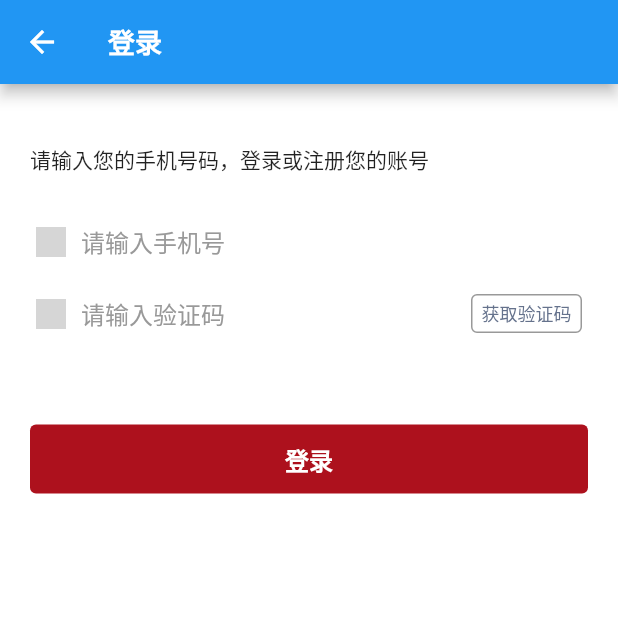
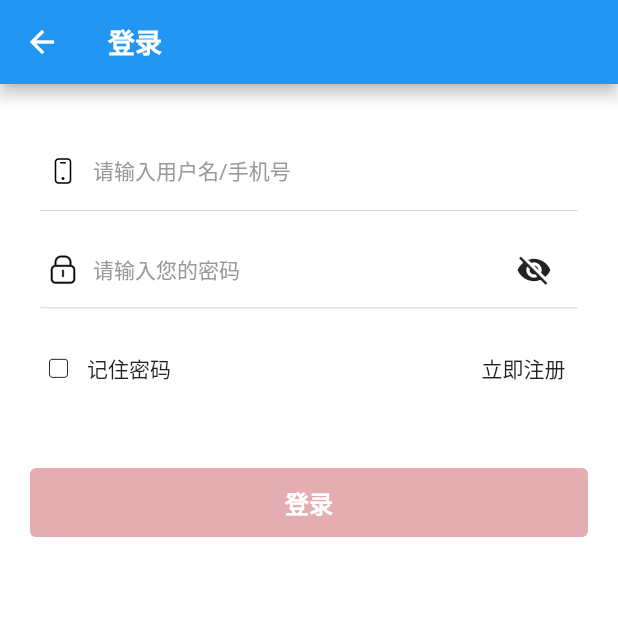
Before and after one commit to aichiko0225/dftc_acquisition, a Flutter app: the LoginPage screen opened by its route, on a phone screen of 412 x 824 dp, the top half of it. Run offline on Flutter 3.47's test engine with Material 2 defaults, Android fonts, the phone set to English and light mode, and no system bars; drawn by our look-alikes of flutter_easyloading; our stand-ins replace cookie_jar, dio, dio_cookie_manager, get, image_picker, logger and 4 more; missing offline and left inert: bruno, dart:ffi, dio_cache_interceptor; accounts and stored records are empty; grey boxes are pictures that could not be loaded.

Commit message:
登录页面

```diff
--- a/lib/components/image_picker/video_picker_view.dart
+++ b/lib/components/image_picker/video_picker_view.dart
@@ -8,6 +8,7 @@ import './media_file.dart';
 
 // 添加图片或者视频的视图
 class VideoPickerView extends StatefulWidget {
+
   VideoPickerController controller;
   // 暂时图片或者视频时，不显示添加按钮
   bool showAddMoreButton;
--- a/lib/main.dart
+++ b/lib/main.dart
@@ -43,7 +43,7 @@ class SsiApp extends StatelessWidget {
     return GetMaterialApp(
         debugShowCheckedModeBanner: false,
         navigatorKey: _navigatorKey,
-        initialRoute: Routes.m18_introduce,
+        initialRoute: Routes.launch,
         getPages: Routes.getPages,
         routes: Routes.routesMap,
         builder: (context, widget) {
--- a/lib/pages/evaluation_details/evaluationt_forms.dart
+++ b/lib/pages/evaluation_details/evaluationt_forms.dart
@@ -36,6 +36,7 @@ class _EvaluationtFormsState extends State<EvaluationtForms> {
             maxLength: 100,
             padding: EdgeInsets.only(left: 20, right: 20, top: 8),
             maxHeight: 100,
+            autoFocus: false,
           ),
           _spaceView(),
           BrnTitleFormItem(title: '描述（图片）',),
--- a/lib/pages/home/home_view.dart
+++ b/lib/pages/home/home_view.dart
@@ -35,7 +35,7 @@ class _HomePageState extends State<HomePage> {
       children: [
         TextButton.icon(
             onPressed: () {
-              Get.toNamed(Routes.questionnaire);
+              Get.toNamed(Routes.m18_introduce);
               // Navigator.of(context).pushNamed(Routes.questionnaire);
             },
             icon: Icon(Icons.access_alarms),
--- a/lib/pages/questionnaire/introduce/introduce_components.dart
+++ b/lib/pages/introduce/components/introduce_components.dart
@@ -3,7 +3,7 @@ import 'package:dftc_acquisition/config/theme_config.dart';
 import 'package:flutter/material.dart';
 import 'package:get/get.dart';
 
-import '../../../routes/routes.dart';
+import '../../../../routes/routes.dart';
 
 class EvaluateView extends StatefulWidget {
 
--- a/lib/pages/questionnaire/introduce/introduce_page.dart
+++ b/lib/pages/introduce/introduce_page.dart
@@ -1,12 +1,12 @@
 import 'package:bruno/bruno.dart';
 import 'package:dftc_acquisition/config/extensions.dart';
-import 'package:dftc_acquisition/pages/questionnaire/introduce/introduce_components.dart';
-import 'package:dftc_acquisition/pages/questionnaire/introduce/introduce_logic.dart';
 import 'package:dftc_acquisition/routes/routes.dart';
 import 'package:flutter/material.dart';
 import 'package:get/get.dart';
 
 import '../../../config/theme_config.dart';
+import 'components/introduce_components.dart';
+import 'introduce_logic.dart';
 
 // M18 拉练页面介绍页面
 class IntroducePage extends StatefulWidget {
--- /dev/null
+++ b/lib/pages/login/login_checkout.dart
@@ -0,0 +1,111 @@
+import 'package:dftc_acquisition/generated/assets.dart';
+import 'package:flutter/material.dart';
+
+///多选按钮
+class LoginCheckbox extends StatefulWidget {
+  /// bool 选项的选中状态，true表示选中，false未选中
+  final void Function(bool) onValueChangedAtIndex;
+
+  /// 初始值，是否被选择
+  /// 默认false
+  final bool isSelected;
+
+  /// 是否禁用当前选项
+  /// 默认false
+  final bool disable;
+
+  /// 配合使用的控件，比如卡片或者text
+  final Widget? child;
+
+  /// 选择按钮的padding
+  /// 默认EdgeInsets.all(5)
+  final EdgeInsets iconPadding;
+
+  /// 控件是否在选择按钮的右边，
+  /// true时 控件在选择按钮右边
+  /// false时 控件在选择按钮的左边
+  /// 默认true
+  final bool childOnRight;
+
+  /// 控件和选择按钮在row布局里面的alignment
+  /// 默认值MainAxisAlignment.start
+  final MainAxisAlignment mainAxisAlignment;
+
+  /// 控件和选择按钮在row布局里面的mainAxisSize
+  /// 默认值MainAxisSize.min
+  final MainAxisSize mainAxisSize;
+
+  final Image selectedImage = const Image(
+    image: AssetImage(Assets.imagesIconSelection),
+    width: 14,
+    height: 14,
+  );
+
+  final Image unselectedImage = const Image(
+    image: AssetImage(Assets.imagesIconUnselection),
+    width: 14,
+    height: 14,
+  );
+
+  LoginCheckbox({
+    Key? key,
+    required this.onValueChangedAtIndex,
+    this.disable = false,
+    this.isSelected = false,
+    this.iconPadding = const EdgeInsets.all(5),
+    this.child,
+    this.childOnRight = true,
+    this.mainAxisAlignment = MainAxisAlignment.start,
+    this.mainAxisSize = MainAxisSize.min,
+  });
+
+  @override
+  State<StatefulWidget> createState() {
+    return _LoginCheckboxState();
+  }
+}
+
+class _LoginCheckboxState extends State<LoginCheckbox> {
+  @override
+  void initState() {
+    super.initState();
+
+  }
+
+  @override
+  Widget build(BuildContext context) {
+    Widget icon = GestureDetector(
+        behavior: HitTestBehavior.translucent,
+        onTap: () {
+          if (widget.disable == true) return;
+          widget.onValueChangedAtIndex(!widget.isSelected);
+        },
+        child: Container(
+          padding: widget.iconPadding,
+          child:
+          widget.isSelected? (widget.selectedImage) : (widget.unselectedImage),
+        ));
+
+    Widget radioWidget;
+    if (widget.child == null) {
+      // 没设置左右widget的时候就不返回row
+      radioWidget = icon;
+    } else {
+      List<Widget> list = [];
+      if (widget.childOnRight) {
+        list.add(icon);
+        list.add(widget.child!);
+      } else {
+        list.add(widget.child!);
+        list.add(icon);
+      }
+      radioWidget = Row(
+        mainAxisSize: widget.mainAxisSize,
+        mainAxisAlignment: widget.mainAxisAlignment,
+        children: list,
+      );
+    }
+
+    return radioWidget;
+  }
+}
--- a/lib/pages/login/login_logic.dart
+++ b/lib/pages/login/login_logic.dart
@@ -4,11 +4,25 @@ class LoginLogic extends GetxController {
 
   var available = false.obs;
 
-  var phoneNum = '';
+  var rememberPwd = false.obs;
+  //是否显示密码
+  var showPwd = false.obs;
+
+  var userName = '';
+  var password = '';
 
   updatePhoneNum(String text) {
-    phoneNum = text;
-    available.value = phoneNum.isPhoneNumber;
+    userName = text;
+    available.value = userName.isNotEmpty && password.isNotEmpty;
+  }
+
+  updatePassword(String text) {
+    password = text;
+    available.value = userName.isNotEmpty && password.isNotEmpty;
+  }
+
+  updateShowPassword(bool show) {
+    showPwd.value = show;
   }
 
 }
--- a/lib/pages/login/login_view.dart
+++ b/lib/pages/login/login_view.dart
@@ -1,12 +1,15 @@
+import 'package:bruno/bruno.dart';
 import 'package:dftc_acquisition/config/extensions.dart';
+import 'package:dftc_acquisition/generated/assets.dart';
 import 'package:dftc_acquisition/states/application.dart';
 import 'package:flutter/material.dart';
 import 'package:flutter/services.dart';
+import 'package:flutter_easyloading/flutter_easyloading.dart';
 import 'package:get/get.dart';
 
-import '../../components/verify_code_send.dart';
 import '../../config/theme_config.dart';
 import '../../routes/routes.dart';
+import 'login_checkout.dart';
 import 'login_logic.dart';
 
 class LoginPage extends StatefulWidget {
@@ -18,11 +21,13 @@ class _LoginPageState extends State<LoginPage> {
   final logic = Get.put(LoginLogic());
   final theme = Get.find<ThemeConfig>();
 
-  TextEditingController _loginPhoneNumbController = TextEditingController();
-  TextEditingController _loginPhoneCodeController = TextEditingController();
+  //焦点
+  final FocusNode _focusNodeUserName = FocusNode();
+  final FocusNode _focusNodePassWord = FocusNode();
 
-  final FocusNode _focusNodePhoneNumber = FocusNode();
-  final FocusNode _focusNodePhoneCode = FocusNode();
+  //用户名输入框控制器，此控制器可以监听用户名输入框操作
+  final TextEditingController _userNameController = TextEditingController();
+  final TextEditingController _pwdController = TextEditingController();
 
   @override
   void initState() {
@@ -30,28 +35,65 @@ class _LoginPageState extends State<LoginPage> {
     super.initState();
 
     //设置焦点监听
-    _focusNodePhoneNumber.addListener(_focusNodeListener);
-    _focusNodePhoneCode.addListener(_focusNodeListener);
+    _focusNodeUserName.addListener(_focusNodeListener);
+    _focusNodePassWord.addListener(_focusNodeListener);
 
     //监听用户名框的输入改变
-    _loginPhoneNumbController.addListener(() {
-      logic.updatePhoneNum(_loginPhoneNumbController.text);
-      // 监听文本框输入变化，当有内容的时候，显示尾部清除按钮，否则不显示
+    _userNameController.addListener(() {
+      logic.updatePhoneNum(_userNameController.text);
     });
+    _pwdController.addListener(() {
+      logic.updatePassword(_pwdController.text);
+    });
+
+    initData();
+  }
+
+  initData() async {
+    var userName = Application.shared.appState.userName;
+    var password = Application.shared.appState.password;
+    var rememberPassword = Application.shared.appState.rememberPassword;
+    if (userName.isNotEmpty) {
+      _userNameController.text = userName;
+    }
+    if (password.isNotEmpty) {
+      _pwdController.text = password;
+    }
+    logic.rememberPwd.value = rememberPassword;
   }
 
   // 监听焦点
   Future<void> _focusNodeListener() async {
-    if (_focusNodePhoneNumber.hasFocus) {
+    if (_focusNodeUserName.hasFocus) {
       print("用户名框获取焦点");
       // 取消密码框的焦点状态
-      _focusNodePhoneCode.unfocus();
+      _focusNodePassWord.unfocus();
     }
-    if (_focusNodePhoneCode.hasFocus) {
+    if (_focusNodePassWord.hasFocus) {
       print("密码框获取焦点");
       // 取消用户名框焦点状态
-      _focusNodePhoneNumber.unfocus();
+      _focusNodeUserName.unfocus();
     }
+  }
+
+  void _onLoginButtonTap() async {
+    //点击登录按钮，解除焦点，回收键盘
+    _focusNodePassWord.unfocus();
+    _focusNodeUserName.unfocus();
+    // 默认存用户名，如果选择记住密码，则用户名和密码都会存储
+    if (logic.rememberPwd.value) {
+      Application.shared.appState
+          .loginSuccess("token", userName: logic.userName, password: logic.password);
+    } else {
+      Application.shared.appState
+          .loginSuccess("token", userName: logic.userName);
+    }
+
+    EasyLoading.show();
+    Future.delayed(const Duration(milliseconds: 1000), () {
+      EasyLoading.dismiss();
+      Get.offNamed(Routes.root);
+    });
   }
 
   @override
@@ -63,10 +105,17 @@ class _LoginPageState extends State<LoginPage> {
           style: DFTextStyle.titleStyle,
         ),
       ),
-      body: Container(
+      body: GestureDetector(
+        onTap: () {
+          // 点击空白区域，回收键盘
+          _focusNodePassWord.unfocus();
+          _focusNodeUserName.unfocus();
+        },
+        child: Container(
           color: theme.fillBase,
           child: Column(
             children: [_buildLoginView(), _buildLoginBottonsView()],
+          ),
         ),
       ),
     );
@@ -77,78 +126,142 @@ class _LoginPageState extends State<LoginPage> {
       padding: EdgeInsets.only(top: 20, left: 12, right: 12),
       child: Column(
         children: [
+          _inputTextArea(),
+        ],
+      ),
+    );
+  }
+
+  //输入文本框区域
+  Widget _inputTextArea() {
+    return SizedBox(
+      height: 206.0,
+      child: Column(
+        children: <Widget>[
           Container(
-            child: Text('请输入您的手机号码，登录或注册您的账号'),
-            alignment: Alignment.centerLeft,
-            padding: EdgeInsets.symmetric(horizontal: 8, vertical: 20),
-          ),
-          Container(
-            padding: const EdgeInsets.only(left: 12.0, right: 12.0),
+            margin: const EdgeInsets.only(top: 14),
+            padding: const EdgeInsets.only(left: 20.0, right: 20.0),
+            height: 50,
             child: TextField(
-              focusNode: _focusNodePhoneNumber,
-              controller: _loginPhoneNumbController,
-              keyboardType: TextInputType.phone,
-              inputFormatters: [FilteringTextInputFormatter.digitsOnly],
-              maxLength: 11,
+              focusNode: _focusNodeUserName,
+              controller: _userNameController,
+              keyboardType: TextInputType.text,
               style: TextStyle(
-                fontSize: 16.0,
+                fontSize: 14.0,
                 color: theme.colorTextBase,
               ),
               decoration: InputDecoration(
                 contentPadding: EdgeInsets.only(left: -6),
-                counterText: '',
                 border: InputBorder.none,
-                icon: const Image(
-                  image: AssetImage("./statics/assets/images/icon_phone.png"),
+                icon: Image(
+                  image: AssetImage(Assets.imagesIconPhone),
                   width: 20,
                   height: 20,
                 ),
-                hintText: "请输入手机号",
+                hintText: "请输入用户名/手机号",
                 hintStyle:
-                    TextStyle(fontSize: 16.0, color: theme.colorTextSecondary),
+                    TextStyle(fontSize: 14.0, color: theme.colorTextSecondary),
               ),
             ),
           ),
           Container(
-            padding: const EdgeInsets.only(left: 12.0, right: 12.0),
+            margin: const EdgeInsets.only(left: 15, right: 15),
+            height: 0.75,
+            color: Color(0xFFD8D8D8),
+          ),
+          Container(
+            margin: const EdgeInsets.only(top: 14),
+            padding: const EdgeInsets.only(left: 20.0, right: 20.0),
+            height: 50,
             child: Row(
                 mainAxisAlignment: MainAxisAlignment.center,
                 children: <Widget>[
                   Expanded(
-                    child: TextField(
-                      focusNode: _focusNodePhoneCode,
-                      controller: _loginPhoneCodeController,
-                      keyboardType: TextInputType.number,
-                      inputFormatters: [FilteringTextInputFormatter.digitsOnly],
-                      maxLength: 6,
+                    child: Obx(() {
+                      return TextField(
+                        focusNode: _focusNodePassWord,
+                        controller: _pwdController,
+                        keyboardType: TextInputType.text,
                         style: TextStyle(
-                        fontSize: 16.0,
+                          fontSize: 14.0,
                           color: theme.colorTextBase,
                         ),
                         decoration: InputDecoration(
+                          border: InputBorder.none,
                           contentPadding: EdgeInsets.only(left: -6),
-                        counterText: '',
-                        border: InputBorder.none,
                           icon: const Image(
-                          image: AssetImage(
-                              "./statics/assets/images/icon_verification.png"),
+                            image: AssetImage(Assets.imagesIconLocker),
                             width: 20,
                             height: 20,
                           ),
                           hintStyle: TextStyle(
-                          fontSize: 16.0,
+                            fontSize: 14.0,
                             color: theme.colorTextSecondary,
                           ),
-                        hintText: "请输入验证码",
+                          hintText: "请输入您的密码",
                         ),
-                    ),
+                        obscureText: !logic.showPwd.value,
+                      );
+                    }),
                   ),
                   Obx(() {
-                    return VerifyCodeSend(
-                        onTapCallback: () {}, available: logic.available.value);
+                    return IconButton(
+                      icon: Icon((logic.showPwd.value)
+                          ? Icons.visibility
+                          : Icons.visibility_off),
+                      // 点击改变显示或隐藏密码
+                      onPressed: () {
+                        logic.updateShowPassword(!logic.showPwd.value);
+                      },
+                    );
                   }),
                 ]),
           ),
+          Container(
+            margin: const EdgeInsets.only(left: 15, right: 15),
+            height: 0.75,
+            color: Color(0xFFD8D8D8),
+          ),
+          _bottomArea(),
+        ],
+      ),
+    );
+  }
+
+  //忘记密码  立即注册
+  Widget _bottomArea() {
+    return Container(
+      margin: const EdgeInsets.only(right: 15, left: 15, top: 16),
+      child: Row(
+        mainAxisSize: MainAxisSize.max,
+        mainAxisAlignment: MainAxisAlignment.spaceBetween,
+        children: <Widget>[
+          Obx(() {
+            return LoginCheckbox(
+              iconPadding:
+                  EdgeInsets.only(right: 12, left: 5, top: 5, bottom: 5),
+              isSelected: logic.rememberPwd.value,
+              onValueChangedAtIndex: (selected) async {
+                logic.rememberPwd.value = selected;
+                Application.shared.setRememberPassword(selected);
+              },
+              child: Text("记住密码",
+                  style: TextStyle(
+                    color: theme.colorTextBase,
+                    fontSize: 14.0,
+                  )),
+            );
+          }),
+          TextButton(
+            onPressed: () {
+              BrnToast.showInCenter(text: "立即注册", context: context);
+            },
+            child: Text('立即注册',
+                style: TextStyle(
+                  color: theme.colorTextBase,
+                  fontSize: 14.0,
+                )),
+          )
         ],
       ),
     );
@@ -157,36 +270,38 @@ class _LoginPageState extends State<LoginPage> {
   Widget _buildLoginBottonsView() {
     return Container(
       width: double.infinity,
-      margin: const EdgeInsets.only(left: 20, right: 20, top: 50),
+      margin: const EdgeInsets.only(left: 20, right: 20, top: 30),
       height: 46.0,
-      child: TextButton(
+      child: Obx(() {
+        return TextButton(
             style: ButtonStyle(
-              backgroundColor: MaterialStateProperty.all(theme.brandPrimary),
+                backgroundColor: MaterialStateProperty.resolveWith((states) {
+                  if (states.contains(MaterialState.disabled)) {
+                    return theme.brandPrimary?.withAlpha(88);
+                  }
+                  return theme.brandPrimary;
+                }),
                 textStyle: MaterialStateProperty.all(TextStyle(
                     color: Colors.white,
                     fontSize: 16,
                     fontWeight: FontWeight.bold))),
-          onPressed: () async {
-            //点击登录按钮，解除焦点，回收键盘
-            Application.shared.appState
-                .loginSuccess("token", phoneNum: logic.phoneNum);
-            Get.offNamed(Routes.root);
-          },
+            onPressed: logic.available.value ? _onLoginButtonTap : null,
             child: Text("登录",
                 style: TextStyle(
                     color: Colors.white,
                     fontSize: 16,
-                  fontWeight: FontWeight.bold))),
+                    fontWeight: FontWeight.bold)));
+      }),
     );
   }
 
   @override
   void dispose() {
     Get.delete<LoginLogic>();
-    _focusNodePhoneNumber.removeListener(_focusNodeListener);
-    _focusNodePhoneCode.removeListener(_focusNodeListener);
-    _loginPhoneNumbController.dispose();
-    _loginPhoneCodeController.dispose();
+    _focusNodeUserName.removeListener(_focusNodeListener);
+    _focusNodePassWord.removeListener(_focusNodeListener);
+    _userNameController.dispose();
+    _pwdController.dispose();
     super.dispose();
   }
 }
--- a/lib/routes/routes.dart
+++ b/lib/routes/routes.dart
@@ -1,7 +1,7 @@
 import 'package:dftc_acquisition/pages/evaluation_details/evaluation_details_view.dart';
 import 'package:dftc_acquisition/pages/launch/launch_page.dart';
 import 'package:dftc_acquisition/pages/login/login_view.dart';
-import 'package:dftc_acquisition/pages/questionnaire/introduce/introduce_page.dart' as M18;
+import 'package:dftc_acquisition/pages/introduce/introduce_page.dart' as M18;
 import 'package:dftc_acquisition/pages/questionnaire/questionnaire_view.dart';
 import 'package:dftc_acquisition/pages/tabbar/tabbar_view.dart';
 import 'package:dftc_acquisition/pages/webview_page.dart';
@@ -29,6 +29,10 @@ class Routes {
 
   /// 登录页面
   static String login = '/login';
+
+  /// 注册页面
+  static String register = '/register';
+
 
   /// 选择车辆
   /// arguments 示例 { "showType": 0, "title": "导航栏标题" }
--- a/lib/states/application.dart
+++ b/lib/states/application.dart
@@ -16,4 +16,8 @@ class Application {
     return _state;
   }
 
+  setRememberPassword(bool rem) {
+    _state.setRememberPassword(rem);
+  }
+
 }
```
Also changed, not shown: lib/states/app_state.dart (+25 -8 lines), lib/generated/assets.dart, lib/pages/introduce/introduce_logic.dart (renamed from lib/pages/questionnaire/introduce/introduce_logic.dart), statics/assets/images/bootxApp_line_toolkit_search.png (renamed from statics/assets/images/bootxApp_line_toolkit_searc Glyph.png). Lines whose indentation alone changed are shown as unchanged.
